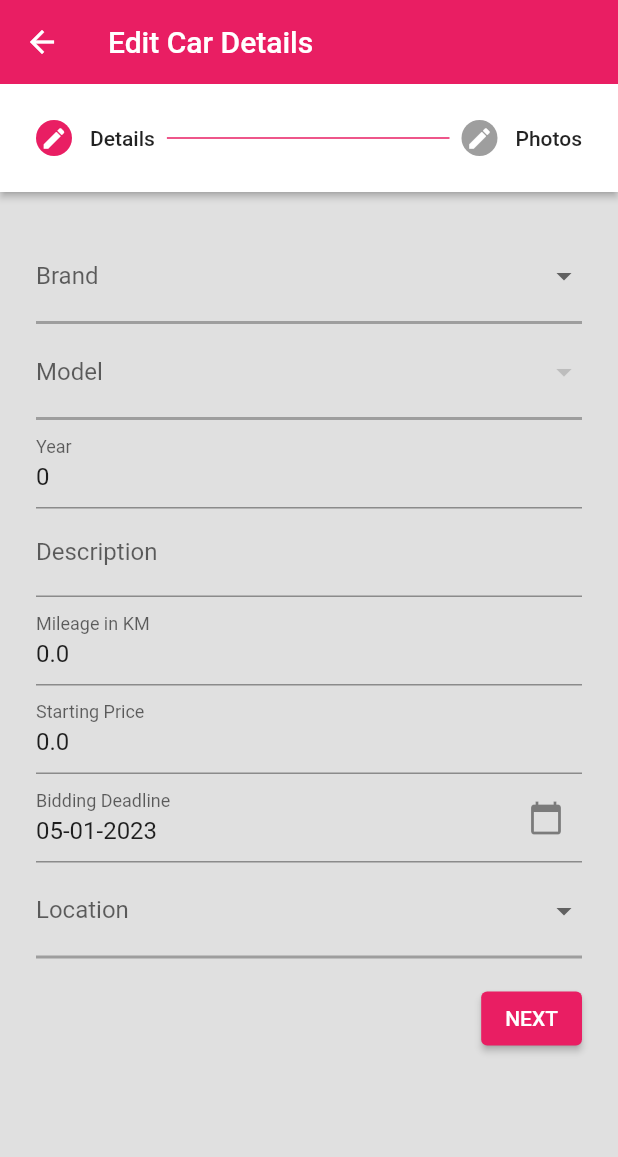
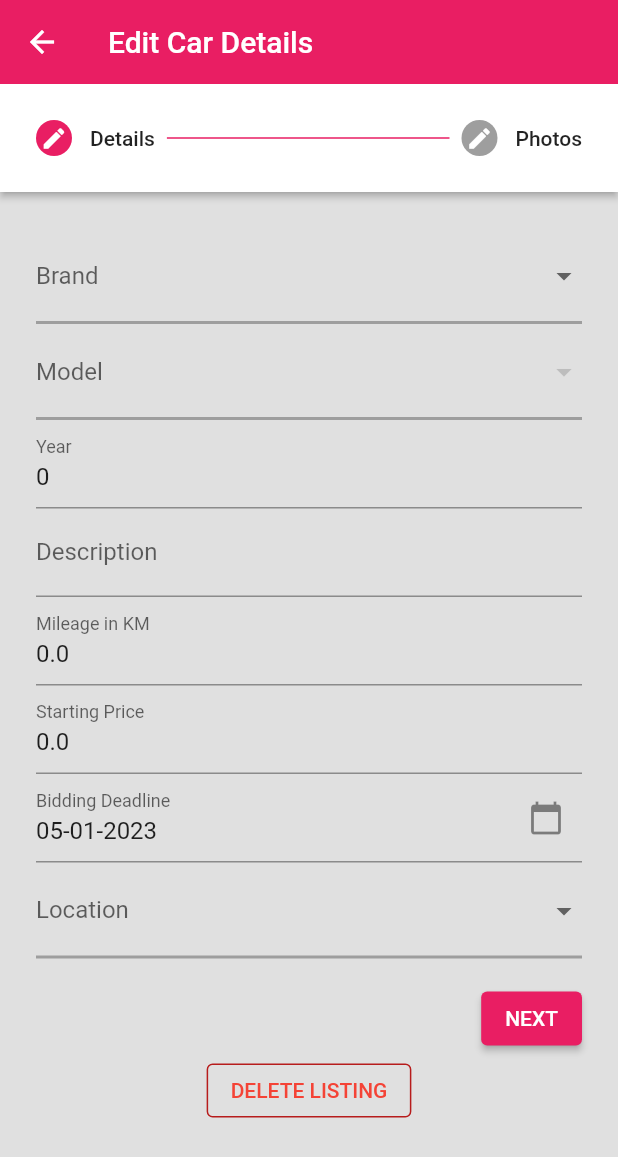
Before and after one commit to john-sedrak/Autobid, a Flutter app: the EditScreen screen opened directly with empty values, on a phone screen of 412 x 824 dp. Shown: the top 1157 px of the screen. Run offline on Flutter 3.47's test engine with Material 2 defaults, Android fonts, the phone set to English and light mode, and no system bars; our stand-ins replace cloud_firestore, dotted_border, firebase_auth, firebase_core, firebase_messaging, firebase_storage and 6 more; missing offline and left inert: dart:ffi, uri_to_file; accounts and stored records are empty; network calls fail.

Commit message:
edit car and my listings done

```diff
--- a/lib/Screens/AddCarScreen.dart
+++ b/lib/Screens/AddCarScreen.dart
@@ -102,6 +102,7 @@ class _AddCarScreenState extends State<AddCarScreen> {
           title: Text('Photos'),
           content: UploadPhotos(
             allPhotos: allPictures,
+            downloadUrls: downloadUrls,
           ),
           state: _stepState(1),
           isActive: _currentStep == 1,
--- a/lib/Screens/EditCarScreen.dart
+++ b/lib/Screens/EditCarScreen.dart
@@ -85,6 +85,7 @@ class _EditScreenState extends State<EditScreen> {
             title: Text('Photos'),
             content: UploadPhotos(
               allPhotos: allPictures,
+              downloadUrls: downloadUrls,
             ),
             state: _stepState(1),
             isActive: _currentStep == 1,
@@ -129,6 +130,10 @@ class _EditScreenState extends State<EditScreen> {
       });
     }
 
+    deleteListing() async {
+      carsRef.doc(args.id).delete();
+    }
+
     void showErrorMessage(String msg) {
       ScaffoldMessenger.of(context).showSnackBar(SnackBar(
         backgroundColor: Colors.grey.shade300,
@@ -165,7 +170,8 @@ class _EditScreenState extends State<EditScreen> {
             controlsBuilder: (BuildContext context, ControlsDetails controls) {
               return Padding(
                 padding: const EdgeInsets.symmetric(vertical: 16.0),
-                child: Row(
+                child: Column(children: [
+                  Row(
                     crossAxisAlignment: CrossAxisAlignment.end,
                     mainAxisAlignment: _currentStep != 0
                         ? MainAxisAlignment.spaceBetween
@@ -191,6 +197,31 @@ class _EditScreenState extends State<EditScreen> {
                       ),
                     ],
                   ),
+                  Row(
+                    mainAxisAlignment: MainAxisAlignment.center,
+                    children: [
+                      Center(
+                        child: OutlinedButton(
+                          style: ButtonStyle(
+                              side: MaterialStateProperty.all(
+                                  BorderSide(color: Colors.red.shade900))),
+                          onPressed: () async {
+                            await deleteListing();
+
+                            Navigator.popUntil(
+                              context,
+                              ModalRoute.withName('/'),
+                            );
+                          },
+                          child: const Text(
+                            'DELETE LISTING',
+                            style: TextStyle(color: Colors.red),
+                          ),
+                        ),
+                      )
+                    ],
+                  )
+                ]),
               );
             },
             type: StepperType.horizontal,
@@ -204,10 +235,14 @@ class _EditScreenState extends State<EditScreen> {
                     _currentStep = 0;
                   }
                 });
-              } else if (_currentStep == 1) {
+              } else if (_currentStep == 1 && (downloadUrls.length > 0) ||
+                  allPictures.length > 0) {
                 await uploadFiles();
                 await postCar();
                 Navigator.of(context).pop();
+              } else if (_currentStep == 1 &&
+                  (!(downloadUrls.length > 0) || !(allPictures.length > 0))) {
+                showErrorMessage("Add at least one image of the car.");
               }
             },
             onStepCancel: () {
```
Also changed, not shown: lib/Custom/CarCard.dart (+13 -10 lines), lib/Screens/UploadPhotos.dart (+56 -14 lines), lib/Screens/myListingScreen.dart (+52 -13 lines). Lines whose indentation alone changed are shown as unchanged.
